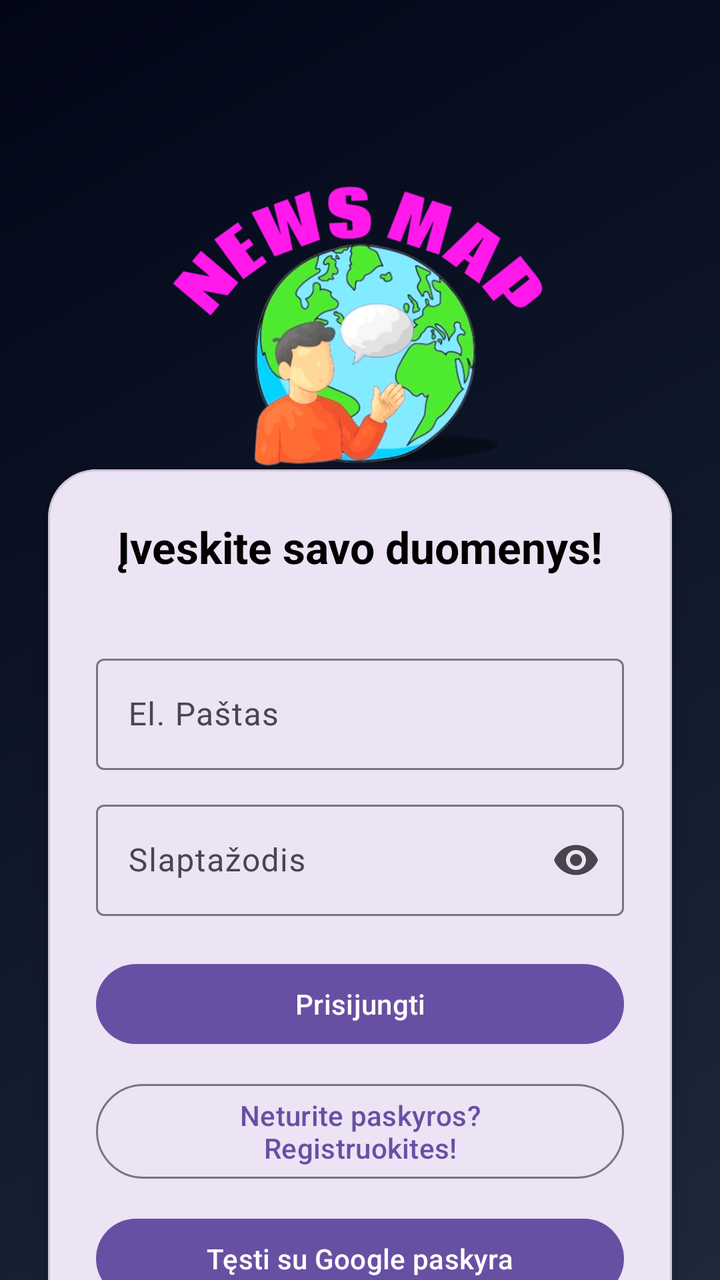
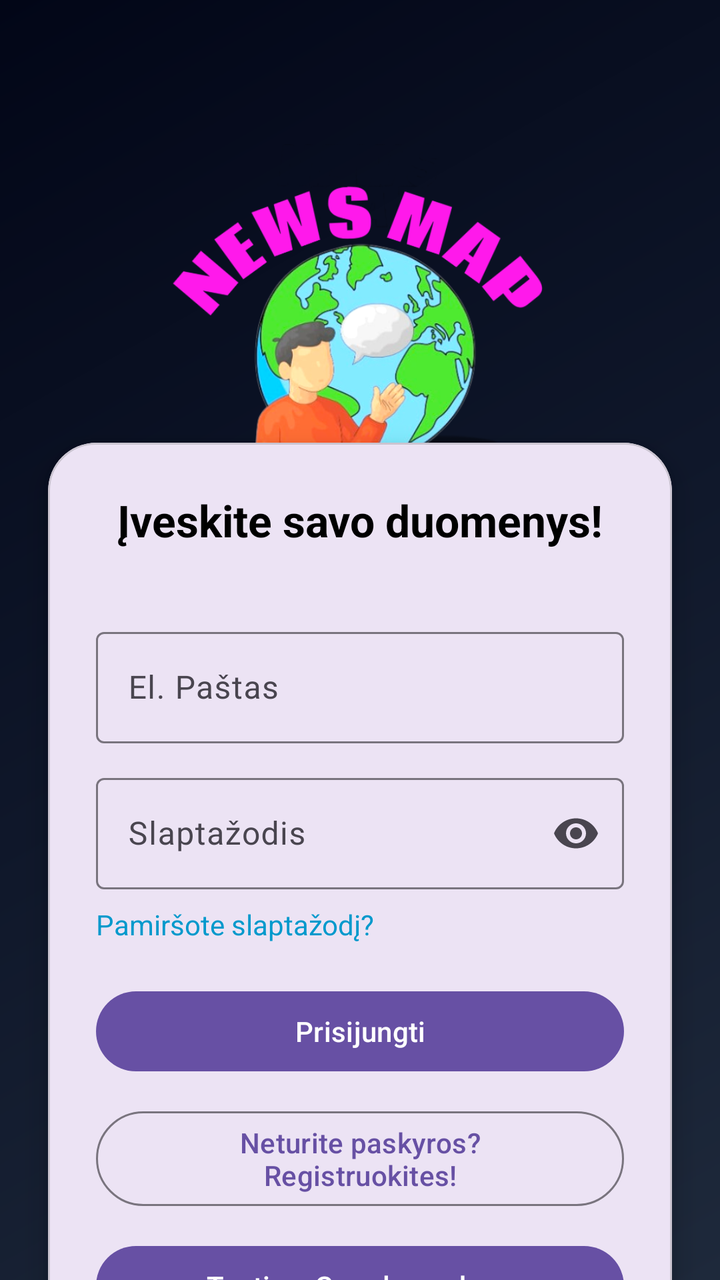

Two renders of the same Android screen: before a commit and after it. Below are the layout's source before the change and the commit's diff.
<!-- AndroidManifest.xml: application theme Theme.ISPK_PROJEKTAS -->
<!-- res/layout/activity_login.xml -->
<?xml version="1.0" encoding="utf-8"?>
<androidx.constraintlayout.widget.ConstraintLayout
    xmlns:android="http://schemas.android.com/apk/res/android"
    xmlns:app="http://schemas.android.com/apk/res-auto"
    android:layout_width="match_parent"
    android:layout_height="match_parent"
    android:background="@drawable/bg_auth_gradient">

    
    <ImageView
        android:id="@+id/logoImage"
        android:layout_width="240dp"
        android:layout_height="240dp"
        android:src="@drawable/logo"
        android:layout_marginTop="32dp"
        app:layout_constraintTop_toTopOf="parent"
        app:layout_constraintStart_toStartOf="parent"
        app:layout_constraintEnd_toEndOf="parent"/>

    
    <com.google.android.material.card.MaterialCardView
        android:id="@+id/loginCard"
        android:layout_width="0dp"
        android:layout_height="wrap_content"
        android:layout_margin="24dp"
        app:cardCornerRadius="24dp"
        app:cardElevation="8dp"
        app:layout_constraintTop_toBottomOf="@id/logoImage"
        app:layout_constraintStart_toStartOf="parent"
        app:layout_constraintEnd_toEndOf="parent"
        app:layout_constraintBottom_toBottomOf="parent">

        <LinearLayout
            android:layout_width="match_parent"
            android:layout_height="wrap_content"
            android:orientation="vertical"
            android:padding="24dp">

            <TextView
                android:id="@+id/loginTitle"
                android:layout_width="wrap_content"
                android:layout_height="wrap_content"
                android:text="Įveskite savo duomenys!"
                android:textSize="22sp"
                android:textStyle="bold"
                android:textColor="@android:color/black"
                android:layout_gravity="center_horizontal"
                android:layout_marginBottom="16dp"/>

            <com.google.android.material.textfield.TextInputLayout
                android:layout_width="match_parent"
                android:layout_height="wrap_content"
                android:layout_marginTop="20dp"
                android:hint="El. Paštas">

                <com.google.android.material.textfield.TextInputEditText
                    android:id="@+id/emailEditText"
                    android:layout_width="match_parent"
                    android:layout_height="wrap_content"/>
            </com.google.android.material.textfield.TextInputLayout>

            <com.google.android.material.textfield.TextInputLayout
                android:layout_width="match_parent"
                android:layout_height="wrap_content"
                android:layout_marginTop="12dp"
                android:hint="Slaptažodis"
                app:endIconMode="password_toggle">

                <com.google.android.material.textfield.TextInputEditText
                    android:id="@+id/passwordEditText"
                    android:layout_width="match_parent"
                    android:layout_height="wrap_content"
                    android:inputType="textPassword"/>
            </com.google.android.material.textfield.TextInputLayout>

            <com.google.android.material.button.MaterialButton
                android:id="@+id/loginButton"
                android:layout_width="match_parent"
                android:layout_height="wrap_content"
                android:layout_marginTop="20dp"
                android:text="Prisijungti"/>

            <com.google.android.material.button.MaterialButton
                android:id="@+id/registerButton"
                style="?attr/materialButtonOutlinedStyle"
                android:layout_width="match_parent"
                android:layout_height="wrap_content"
                android:layout_marginTop="12dp"
                android:text="Neturite paskyros? Registruokites!"/>

            <com.google.android.material.button.MaterialButton
                android:id="@+id/googleSignInButton"
                android:layout_width="match_parent"
                android:layout_height="wrap_content"
                android:layout_marginTop="12dp"
                android:text="Tęsti su Google paskyra"/>

        </LinearLayout>

    </com.google.android.material.card.MaterialCardView>

</androidx.constraintlayout.widget.ConstraintLayout>
<!-- resources referenced by this layout -->
<resources>
  <!-- drawable bg_auth_gradient (drawable) -->
  <?xml version="1.0" encoding="utf-8"?>
  <shape xmlns:android="http://schemas.android.com/apk/res/android">
      <gradient
          android:angle="135"
          android:type="linear"
          android:startColor="#1E293B"
          android:centerColor="#0F172A"
          android:endColor="#020617"/>
  </shape>
  <!-- drawable logo: png bitmap (drawable, 200315 bytes) -->
  <style name="Theme.ISPK_PROJEKTAS" parent="Base.Theme.ISPK_PROJEKTAS" />
  <style name="Base.Theme.ISPK_PROJEKTAS" parent="Theme.Material3.DayNight.NoActionBar">
          
          
      </style>
</resources>

<!-- the commit's change to res/layout/activity_login.xml (unified diff, before → after) -->
@@ -73,6 +73,14 @@
                     android:inputType="textPassword"/>
             </com.google.android.material.textfield.TextInputLayout>
 
+            <TextView
+                android:id="@+id/forgotPasswordText"
+                android:layout_width="wrap_content"
+                android:layout_height="wrap_content"
+                android:text="Pamiršote slaptažodį?"
+                android:textColor="@android:color/holo_blue_dark"
+                android:layout_marginTop="8dp" />
+
             <com.google.android.material.button.MaterialButton
                 android:id="@+id/loginButton"
                 android:layout_width="match_parent"
